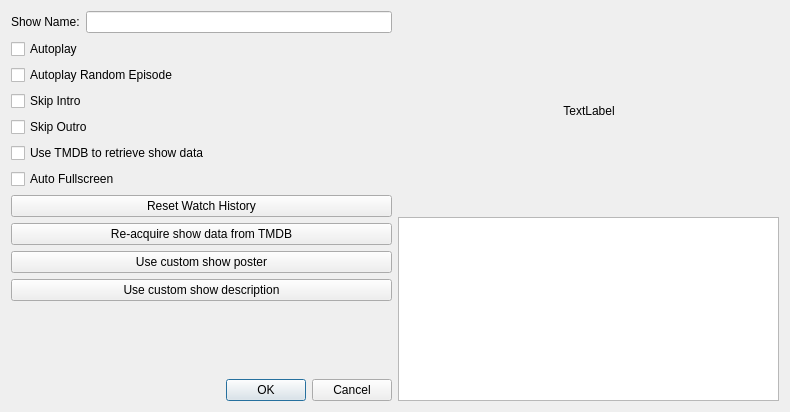
Qt form Operations-Features/videoplayer/showsplayer/vp_shows_settings_dialog.ui (therealMaPMaKeR/MMDiary) before a commit.
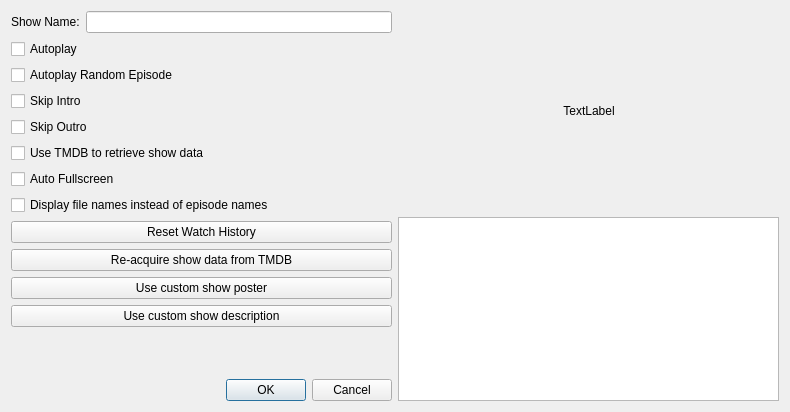
The same form after that commit.

Commit message: added display filenames instead of epname setting

Patch:
```diff
--- a/Operations-Features/videoplayer/showsplayer/vp_shows_settings_dialog.ui
+++ b/Operations-Features/videoplayer/showsplayer/vp_shows_settings_dialog.ui
@@ -78,6 +78,13 @@
        </property>
       </widget>
      </item>
+     <item>
+      <widget class="QCheckBox" name="checkBox_DisplayFileNames">
+       <property name="text">
+        <string>Display file names instead of episode names</string>
+       </property>
+      </widget>
+     </item>
      <item>
       <widget class="QPushButton" name="pushButton_ResetWatchHistory">
        <property name="text">
```
The commit also changes 8 other files.
